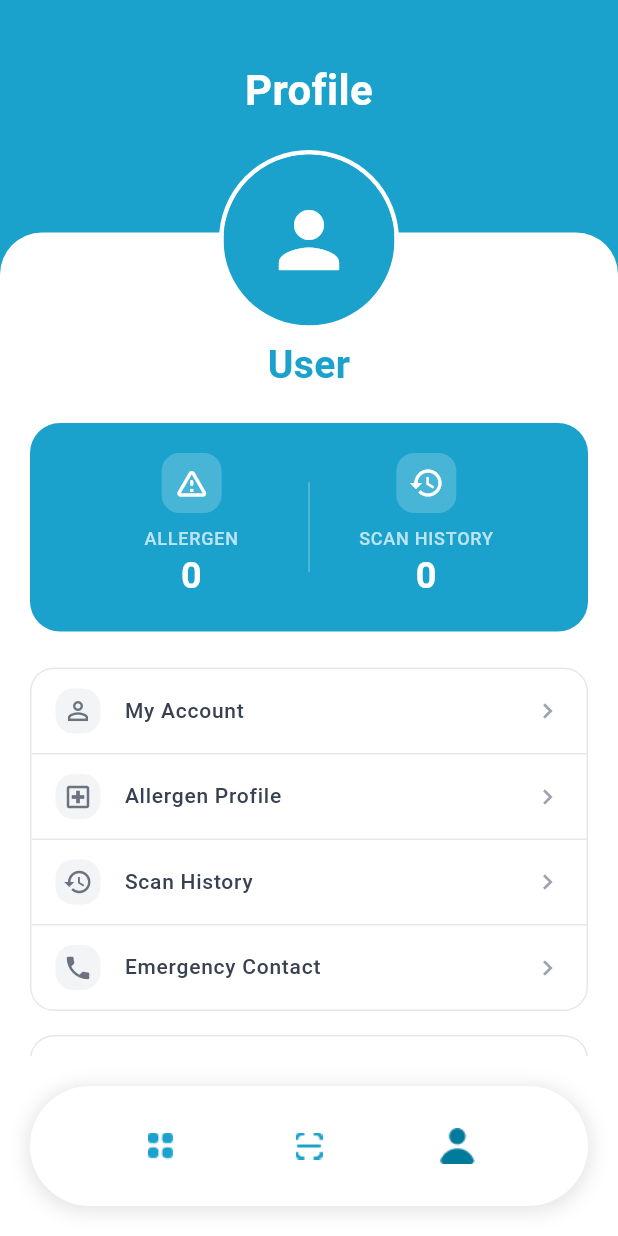
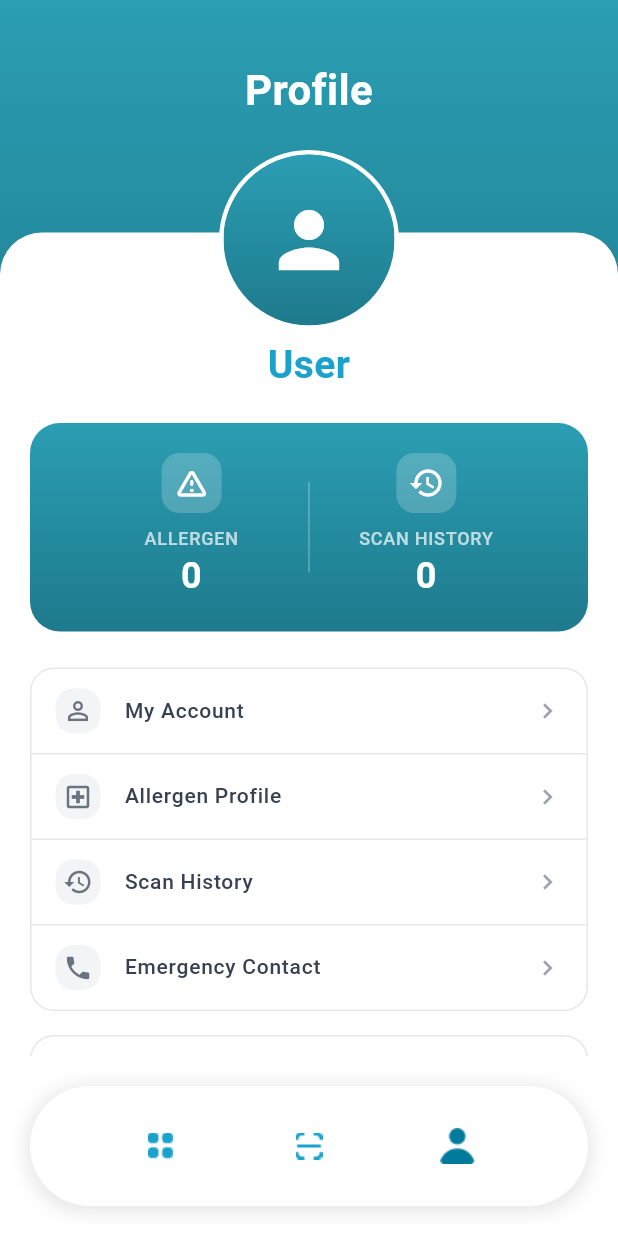
Before and after one commit to Cassandra-Kaye-Honrada/alertgen_capstone2, a Flutter app: the UserProfile screen opened directly, on a phone screen of 412 x 824 dp. Run offline on Flutter 3.47's test engine with Material 3 defaults, Android fonts, the phone set to English and light mode, and no system bars; our stand-ins replace audioplayers, cached_network_image, camera, cloud_firestore, email_validator, firebase_auth and 14 more; missing offline and left inert: flutter_phone_direct_caller, google_mlkit_text_recognition, phone_state, telephony; accounts and stored records are empty; Roboto replaces fonts that are missing (Poppins).

Commit message:
11|31- Color scheme update

```diff
--- a/lib/screens/profile_screen_items/ProfileScreen.dart
+++ b/lib/screens/profile_screen_items/ProfileScreen.dart
@@ -365,7 +365,19 @@ class _UserProfileState extends State<UserProfile> {
               child: SingleChildScrollView(
                 physics: const AlwaysScrollableScrollPhysics(),
                 child: Container(
-                  color: AppColors.primaryColor3,
+                  decoration: const BoxDecoration(
+                    gradient: LinearGradient(
+                      begin: Alignment.topCenter,
+                      end: Alignment.bottomCenter,
+                      colors: [
+                        Color(0xFF2B9EB3),
+                        Color(0xFF1E7A8C),
+                        Color(0xFFF8F9FA),
+                        Color(0xFFFFFFFF),
+                      ],
+                    ),
+                  ),
+
                   child: Stack(
                     children: [
                       Column(
@@ -416,7 +428,16 @@ class _UserProfileState extends State<UserProfile> {
                                   Container(
                                     width: double.infinity,
                                     decoration: BoxDecoration(
-                                      color: const Color(0xFF1AA2CC),
+                                      //color: const Color(0xFF1AA2CC),
+                                      gradient: const LinearGradient(
+                                        begin: Alignment.topCenter,
+                                        end: Alignment.bottomCenter,
+                                        colors: [
+                                          Color(0xFF2B9EB3),
+                                          Color(0xFF1E7A8C),
+                                        ],
+                                      ),
+
                                       borderRadius: BorderRadius.circular(20),
                                     ),
                                     padding: const EdgeInsets.symmetric(
@@ -729,18 +750,45 @@ class _UserProfileState extends State<UserProfile> {
                                       profileImageUrl!,
                                       fit: BoxFit.cover,
                                       errorBuilder:
-                                          (context, error, stackTrace) =>
-                                              Container(
-                                                color: AppColors.primaryColor3,
-                                                child: const Icon(
-                                                  Icons.person,
-                                                  size: 60,
-                                                  color: Colors.white,
-                                                ),
+                                          (
+                                            context,
+                                            error,
+                                            stackTrace,
+                                          ) => Container(
+                                            //  color: AppColors.primaryColor3,
+                                            decoration: const BoxDecoration(
+                                              gradient: LinearGradient(
+                                                begin: Alignment.topCenter,
+                                                end: Alignment.bottomCenter,
+                                                colors: [
+                                                  Color(0xFF2B9EB3),
+                                                  Color(0xFF1E7A8C),
+                                                  Color(0xFFF8F9FA),
+                                                  Color(0xFFFFFFFF),
+                                                ],
                                               ),
+                                            ),
+
+                                            child: const Icon(
+                                              Icons.person,
+                                              size: 60,
+                                              color: Colors.white,
+                                            ),
+                                          ),
                                     )
                                     : Container(
-                                      color: AppColors.primaryColor3,
+                                      // color: AppColors.primaryColor3,
+                                      decoration: const BoxDecoration(
+                                        gradient: LinearGradient(
+                                          begin: Alignment.topCenter,
+                                          end: Alignment.bottomCenter,
+                                          colors: [
+                                            Color(0xFF2B9EB3),
+                                            Color(0xFF1E7A8C),
+                                          ],
+                                        ),
+                                      ),
+
                                       child: const Icon(
                                         Icons.person,
                                         size: 60,
```
Also changed, not shown: lib/screens/feature/chatbot/floating_chatbot.dart (+16 -2 lines).
